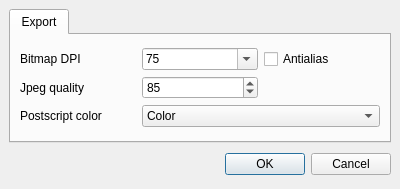
This is dialogs/preferences.ui in veusz/veusz as Qt 5 draws it before an edit. The edited form follows.
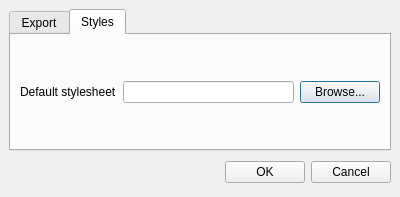
This is the edited form. The open tabs and pages were chosen to show the change.

Commit message: Have a preference for a default stylesheet

```diff
--- a/dialogs/preferences.ui
+++ b/dialogs/preferences.ui
@@ -3,25 +3,25 @@
  <comment></comment>
  <exportmacro></exportmacro>
  <class>PrefsDialog</class>
- <widget class="QDialog" name="PrefsDialog" >
-  <property name="geometry" >
+ <widget class="QDialog" name="PrefsDialog">
+  <property name="geometry">
    <rect>
     <x>0</x>
     <y>0</y>
     <width>400</width>
-    <height>189</height>
+    <height>197</height>
    </rect>
   </property>
   <property name="windowTitle" >
    <string>Preferences</string>
   </property>
-  <layout class="QVBoxLayout" >
-   <property name="margin" >
-    <number>9</number>
-   </property>
-   <property name="spacing" >
+  <layout class="QVBoxLayout">
+   <property name="spacing">
     <number>6</number>
    </property>
+   <property name="margin">
+    <number>9</number>
+   </property>
    <item>
     <widget class="QTabWidget" name="tabWidget" >
      <widget class="QWidget" name="Export" >
@@ -141,16 +141,45 @@
        </item>
       </layout>
      </widget>
+     <widget class="QWidget" name="StylesTab">
+      <attribute name="title">
+       <string>Styles</string>
+      </attribute>
+      <layout class="QGridLayout" name="gridLayout">
+       <item row="0" column="0">
+        <widget class="QLabel" name="label_4">
+         <property name="text">
+          <string>Default stylesheet</string>
+         </property>
+        </widget>
+       </item>
+       <item row="0" column="1">
+        <widget class="QLineEdit" name="styleLineEdit">
+         <property name="toolTip">
+          <string>A stylesheet file name specified here will be automatically loaded when creating a new document.
+Leave blank for no stylesheet to be loaded.</string>
+         </property>
+        </widget>
+       </item>
+       <item row="0" column="2">
+        <widget class="QPushButton" name="styleBrowseButton">
+         <property name="text">
+          <string>Browse...</string>
+         </property>
+        </widget>
+       </item>
+      </layout>
+     </widget>
     </widget>
    </item>
    <item>
-    <layout class="QHBoxLayout" >
-     <property name="margin" >
-      <number>0</number>
-     </property>
-     <property name="spacing" >
+    <layout class="QHBoxLayout">
+     <property name="spacing">
       <number>6</number>
      </property>
+     <property name="margin">
+      <number>0</number>
+     </property>
      <item>
       <spacer>
        <property name="orientation" >
```
Left out of the diff: 130 changed lines with no effect on the pictures. The commit also changes 4 other files.
